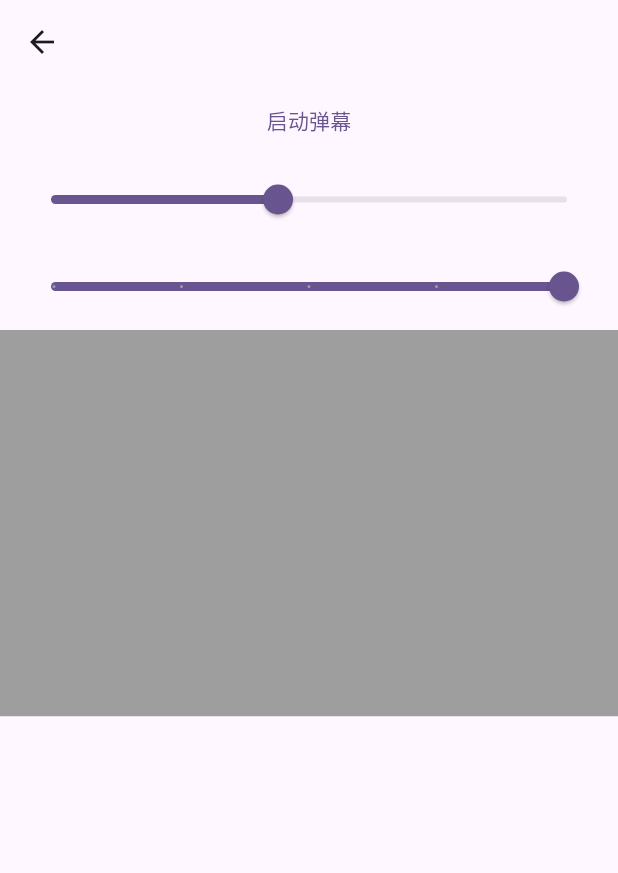
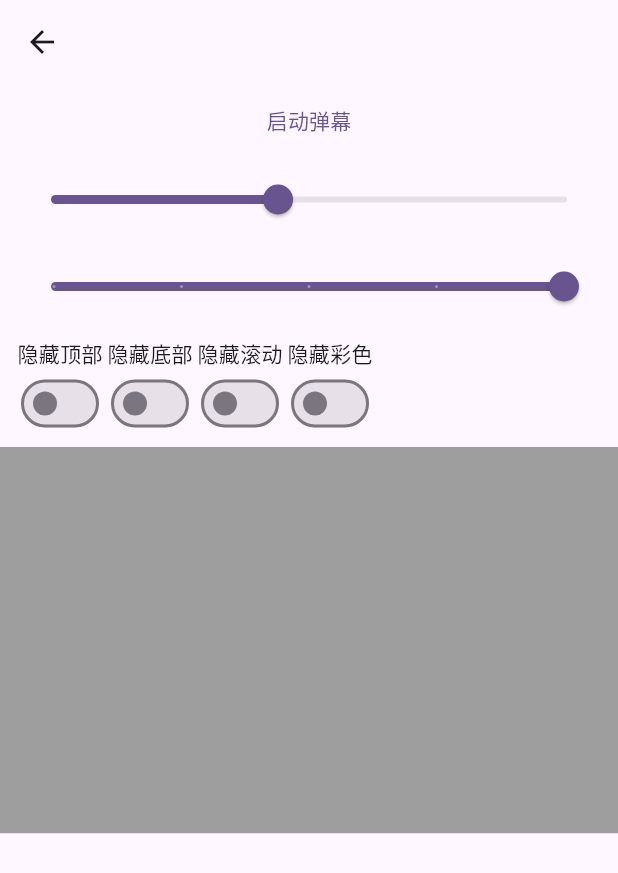
Before and after one commit to liangchj/render_object_danmaku, a Flutter app: the DanmakuTest screen opened directly, on a phone screen of 412 x 824 dp. Shown: the top 873 px of the screen. Run offline on Flutter 3.47's test engine with Material 3 defaults, Android fonts, the phone set to English and light mode, and no system bars; missing offline and left inert: fps_widget.

```diff
--- a/example/lib/danmaku_test.dart
+++ b/example/lib/danmaku_test.dart
@@ -14,6 +14,10 @@ class _DanmakuTestState extends State<DanmakuTest> {
   late DanmakuController _controller;
   double fontSize = 16.0;
   double area = 1.0;
+  bool _filterTop = false;
+  bool _filterBottom = false;
+  bool _filterScroll = false;
+  bool _filterColour = false;
   @override
   Widget build(BuildContext context) {
     return Scaffold(
@@ -61,6 +65,69 @@ class _DanmakuTestState extends State<DanmakuTest> {
                   },
                 ),
               ),
+              Padding(
+                padding: EdgeInsets.symmetric(vertical: 5.0, horizontal: 10.0),
+                child: Row(
+                  children: [
+                    Column(
+                      children: [
+                        Text(_filterTop ? "显示顶部" : "隐藏顶部"),
+                        Switch(
+                            value: _filterTop,
+                            onChanged: (flag) {
+                              setState(() {
+                                _filterTop = flag;
+                              });
+                              _controller.updateOption(_controller.option
+                                  .copyWith(filterTop: _filterTop));
+                            }),
+                      ],
+                    ),
+                    Column(
+                      children: [
+                        Text(_filterBottom ? "显示底部" : "隐藏底部"),
+                        Switch(
+                            value: _filterBottom,
+                            onChanged: (flag) {
+                              setState(() {
+                                _filterBottom = flag;
+                              });
+                              _controller.updateOption(_controller.option
+                                  .copyWith(filterBottom: _filterBottom));
+                            }),
+                      ],
+                    ),
+                    Column(
+                      children: [
+                        Text(_filterScroll ? "显示滚动" : "隐藏滚动"),
+                        Switch(
+                            value: _filterScroll,
+                            onChanged: (flag) {
+                              setState(() {
+                                _filterScroll = flag;
+                              });
+                              _controller.updateOption(_controller.option
+                                  .copyWith(filterScroll: _filterScroll));
+                            }),
+                      ],
+                    ),
+                    Column(
+                      children: [
+                        Text(_filterTop ? "显示彩色" : "隐藏彩色"),
+                        Switch(
+                            value: _filterColour,
+                            onChanged: (flag) {
+                              setState(() {
+                                _filterColour = flag;
+                              });
+                              _controller.updateOption(_controller.option
+                                  .copyWith(filterColour: _filterColour));
+                            }),
+                      ],
+                    ),
+                  ],
+                ),
+              ),
               AspectRatio(
                 aspectRatio: 16 / 10.0,
                 child: Container(
--- a/lib/models/danmaku_item.dart
+++ b/lib/models/danmaku_item.dart
@@ -8,7 +8,7 @@ class DanmakuItem {
   // 	视频内弹幕出现时间	毫秒
   int time;
   // 	弹幕类型
-  final int mode;
+  int mode;
   // 弹幕字号
   final double fontSize;
   // 弹幕颜色
@@ -34,10 +34,11 @@ class DanmakuItem {
     this.sendUserId,
     this.backgroundColor,
     this.boldColor,
-  }) {
-    backgroundColor ??= Colors.black.withOpacity(0.6).value;
-    boldColor ??= Colors.redAccent.value;
-  }
+  });
+  // {
+  //   backgroundColor ??= Colors.black.withOpacity(0.6).value;
+  //   boldColor ??= Colors.redAccent.value;
+  // }
 
   factory DanmakuItem.fromJson(Map<String, dynamic> json) => DanmakuItem(
         danmakuId: json["danmakuId"],
--- a/lib/models/danmaku_show_type.dart
+++ b/lib/models/danmaku_show_type.dart
@@ -1,10 +1,9 @@
+enum DanmakuShowType {
+  l2r([6]),
+  r2l([1, 2, 3]),
+  top([5]),
+  bottom([4]);
 
-enum DanmakuShowType {
-  l2r([1, 2]),
-  r2l([3]),
-  top([5]),
-  bottom([4])
-  ;
   final List<int> modeList;
 
   const DanmakuShowType(this.modeList);
```
Also changed, not shown: lib/danmaku_view.dart (+71 -13 lines), lib/utils/utils.dart (+22 -3 lines).
